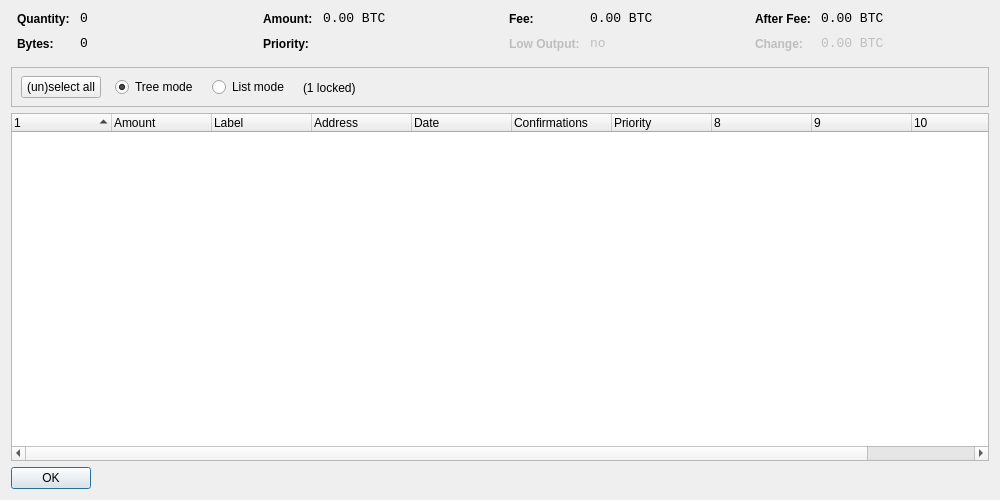
This is src/qt/forms/coincontroldialog.ui in rilcoin-project/rilcoin as Qt 5 draws it before an edit. The edited form follows.
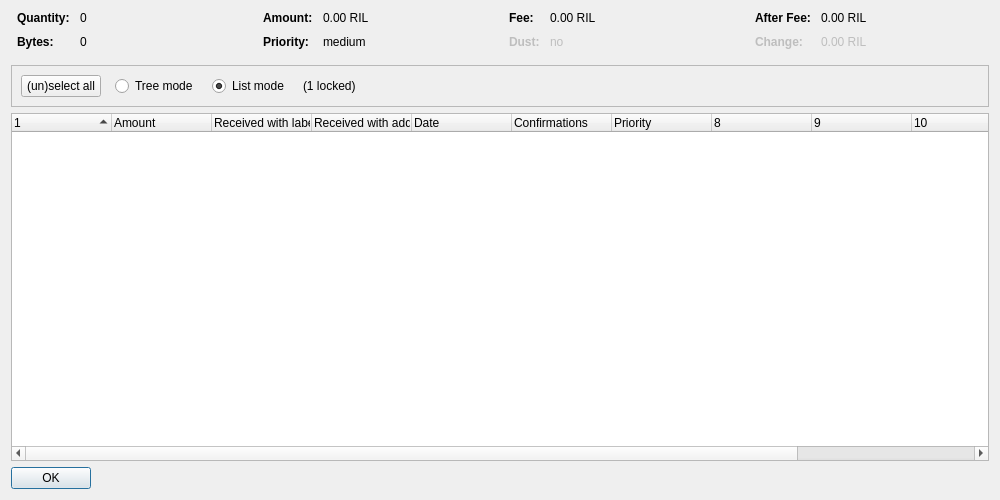
This is the edited form. Custom widgets are drawn as their Qt base class.

```diff
--- a/src/qt/forms/coincontroldialog.ui
+++ b/src/qt/forms/coincontroldialog.ui
@@ -38,8 +38,11 @@
        </property>
        <item row="0" column="0">
         <widget class="QLabel" name="labelCoinControlQuantityText">
-         <property name="styleSheet">
-          <string notr="true">font-weight:bold;</string>
+         <property name="font">
+          <font>
+           <weight>75</weight>
+           <bold>true</bold>
+          </font>
          </property>
          <property name="text">
           <string>Quantity:</string>
@@ -48,12 +51,6 @@
        </item>
        <item row="0" column="1">
         <widget class="QLabel" name="labelCoinControlQuantity">
-         <property name="font">
-          <font>
-           <family>Monospace</family>
-           <pointsize>10</pointsize>
-          </font>
-         </property>
          <property name="cursor">
           <cursorShape>IBeamCursor</cursorShape>
          </property>
@@ -70,8 +67,11 @@
        </item>
        <item row="1" column="0">
         <widget class="QLabel" name="labelCoinControlBytesText">
-         <property name="styleSheet">
-          <string notr="true">font-weight:bold;</string>
+         <property name="font">
+          <font>
+           <weight>75</weight>
+           <bold>true</bold>
+          </font>
          </property>
          <property name="text">
           <string>Bytes:</string>
@@ -80,12 +80,6 @@
        </item>
        <item row="1" column="1">
         <widget class="QLabel" name="labelCoinControlBytes">
-         <property name="font">
-          <font>
-           <family>Monospace</family>
-           <pointsize>10</pointsize>
-          </font>
-         </property>
          <property name="cursor">
           <cursorShape>IBeamCursor</cursorShape>
          </property>
@@ -118,8 +112,11 @@
        </property>
        <item row="0" column="0">
         <widget class="QLabel" name="labelCoinControlAmountText">
-         <property name="styleSheet">
-          <string notr="true">font-weight:bold;</string>
+         <property name="font">
+          <font>
+           <weight>75</weight>
+           <bold>true</bold>
+          </font>
          </property>
          <property name="text">
           <string>Amount:</string>
@@ -128,12 +125,6 @@
        </item>
        <item row="0" column="1">
         <widget class="QLabel" name="labelCoinControlAmount">
-         <property name="font">
-          <font>
-           <family>Monospace</family>
-           <pointsize>10</pointsize>
-          </font>
-         </property>
          <property name="cursor">
           <cursorShape>IBeamCursor</cursorShape>
          </property>
@@ -141,7 +132,7 @@
           <enum>Qt::ActionsContextMenu</enum>
          </property>
          <property name="text">
-          <string notr="true">0.00 BTC</string>
+          <string notr="true">0.00 RIL</string>
          </property>
          <property name="textInteractionFlags">
           <set>Qt::LinksAccessibleByMouse|Qt::TextSelectableByKeyboard|Qt::TextSelectableByMouse</set>
@@ -150,8 +141,11 @@
        </item>
        <item row="1" column="0">
         <widget class="QLabel" name="labelCoinControlPriorityText">
-         <property name="styleSheet">
-          <string notr="true">font-weight:bold;</string>
+         <property name="font">
+          <font>
+           <weight>75</weight>
+           <bold>true</bold>
+          </font>
          </property>
          <property name="text">
           <string>Priority:</string>
@@ -160,12 +154,6 @@
        </item>
        <item row="1" column="1">
         <widget class="QLabel" name="labelCoinControlPriority">
-         <property name="font">
-          <font>
-           <family>Monospace</family>
-           <pointsize>10</pointsize>
-          </font>
-         </property>
          <property name="cursor">
           <cursorShape>IBeamCursor</cursorShape>
          </property>
@@ -173,7 +161,7 @@
           <enum>Qt::ActionsContextMenu</enum>
          </property>
          <property name="text">
-          <string/>
+          <string notr="true">medium</string>
          </property>
          <property name="textInteractionFlags">
           <set>Qt::LinksAccessibleByMouse|Qt::TextSelectableByKeyboard|Qt::TextSelectableByMouse</set>
@@ -198,8 +186,11 @@
        </property>
        <item row="0" column="0">
         <widget class="QLabel" name="labelCoinControlFeeText">
-         <property name="styleSheet">
-          <string notr="true">font-weight:bold;</string>
+         <property name="font">
+          <font>
+           <weight>75</weight>
+           <bold>true</bold>
+          </font>
          </property>
          <property name="text">
           <string>Fee:</string>
@@ -208,12 +199,6 @@
        </item>
        <item row="0" column="1">
         <widget class="QLabel" name="labelCoinControlFee">
-         <property name="font">
-          <font>
-           <family>Monospace</family>
-           <pointsize>10</pointsize>
-          </font>
-         </property>
          <property name="cursor">
           <cursorShape>IBeamCursor</cursorShape>
          </property>
@@ -221,7 +206,7 @@
           <enum>Qt::ActionsContextMenu</enum>
          </property>
          <property name="text">
-          <string notr="true">0.00 BTC</string>
+          <string notr="true">0.00 RIL</string>
          </property>
          <property name="textInteractionFlags">
           <set>Qt::LinksAccessibleByMouse|Qt::TextSelectableByKeyboard|Qt::TextSelectableByMouse</set>
@@ -233,11 +218,14 @@
          <property name="enabled">
           <bool>false</bool>
          </property>
-         <property name="styleSheet">
-          <string notr="true">font-weight:bold;</string>
+         <property name="font">
+          <font>
+           <weight>75</weight>
+           <bold>true</bold>
+          </font>
          </property>
          <property name="text">
-          <string>Low Output:</string>
+          <string>Dust:</string>
          </property>
         </widget>
        </item>
@@ -246,12 +234,6 @@
          <property name="enabled">
           <bool>false</bool>
          </property>
-         <property name="font">
-          <font>
-           <family>Monospace</family>
-           <pointsize>10</pointsize>
-          </font>
-         </property>
          <property name="cursor">
           <cursorShape>IBeamCursor</cursorShape>
          </property>
@@ -284,8 +266,11 @@
        </property>
        <item row="0" column="0">
         <widget class="QLabel" name="labelCoinControlAfterFeeText">
-         <property name="styleSheet">
-          <string notr="true">font-weight:bold;</string>
+         <property name="font">
+          <font>
+           <weight>75</weight>
+           <bold>true</bold>
+          </font>
          </property>
          <property name="text">
           <string>After Fee:</string>
@@ -294,12 +279,6 @@
        </item>
        <item row="0" column="1">
         <widget class="QLabel" name="labelCoinControlAfterFee">
-         <property name="font">
-          <font>
-           <family>Monospace</family>
-           <pointsize>10</pointsize>
-          </font>
-         </property>
          <property name="cursor">
           <cursorShape>IBeamCursor</cursorShape>
          </property>
@@ -307,7 +286,7 @@
           <enum>Qt::ActionsContextMenu</enum>
          </property>
          <property name="text">
-          <string notr="true">0.00 BTC</string>
+          <string notr="true">0.00 RIL</string>
          </property>
          <property name="textInteractionFlags">
           <set>Qt::LinksAccessibleByMouse|Qt::TextSelectableByKeyboard|Qt::TextSelectableByMouse</set>
@@ -319,8 +298,11 @@
          <property name="enabled">
           <bool>false</bool>
          </property>
-         <property name="styleSheet">
-          <string notr="true">font-weight:bold;</string>
+         <property name="font">
+          <font>
+           <weight>75</weight>
+           <bold>true</bold>
+          </font>
          </property>
          <property name="text">
           <string>Change:</string>
@@ -332,12 +314,6 @@
          <property name="enabled">
           <bool>false</bool>
          </property>
-         <property name="font">
-          <font>
-           <family>Monospace</family>
-           <pointsize>10</pointsize>
-          </font>
-         </property>
          <property name="cursor">
           <cursorShape>IBeamCursor</cursorShape>
          </property>
@@ -345,7 +321,7 @@
           <enum>Qt::ActionsContextMenu</enum>
          </property>
          <property name="text">
-          <string notr="true">0.00 BTC</string>
+          <string notr="true">0.00 RIL</string>
          </property>
          <property name="textInteractionFlags">
           <set>Qt::LinksAccessibleByMouse|Qt::TextSelectableByKeyboard|Qt::TextSelectableByMouse</set>
@@ -370,15 +346,8 @@
      <property name="frameShadow">
       <enum>QFrame::Sunken</enum>
      </property>
-     <widget class="QWidget" name="horizontalLayoutWidget">
-      <property name="geometry">
-       <rect>
-        <x>10</x>
-        <y>0</y>
-        <width>781</width>
-        <height>41</height>
-       </rect>
-      </property>
+     <layout class="QHBoxLayout" name="horizontalLayout">
+      <item>
       <layout class="QHBoxLayout" name="horizontalLayoutPanel" stretch="0,0,0,0,0">
        <property name="spacing">
         <number>14</number>
@@ -394,6 +363,9 @@
          <property name="text">
           <string>(un)select all</string>
          </property>
+          <property name="autoDefault">
+           <bool>false</bool>
+          </property>
         </widget>
        </item>
        <item>
@@ -407,9 +379,6 @@
          <property name="text">
           <string>Tree mode</string>
          </property>
-         <property name="checked">
-          <bool>true</bool>
-         </property>
         </widget>
        </item>
        <item>
@@ -423,6 +392,9 @@
          <property name="text">
           <string>List mode</string>
          </property>
+          <property name="checked">
+           <bool>true</bool>
+          </property>
         </widget>
        </item>
        <item>
@@ -446,7 +418,8 @@
         </spacer>
        </item>
       </layout>
-     </widget>
+      </item>
+     </layout>
     </widget>
    </item>
    <item>
@@ -458,7 +431,7 @@
       <bool>false</bool>
      </property>
      <property name="columnCount">
-      <number>11</number>
+      <number>12</number>
      </property>
      <attribute name="headerShowSortIndicator" stdset="0">
       <bool>true</bool>
@@ -478,12 +451,12 @@
      </column>
      <column>
       <property name="text">
-       <string notr="true">Label</string>
+       <string>Received with label</string>
       </property>
      </column>
      <column>
       <property name="text">
-       <string>Address</string>
+       <string>Received with address</string>
       </property>
      </column>
      <column>
@@ -524,6 +497,11 @@
        <string/>
       </property>
      </column>
+     <column>
+      <property name="text">
+       <string/>
+      </property>
+     </column>
     </widget>
    </item>
    <item>
```
Left out of the diff: 6 changed lines with no effect on the pictures. Lines whose indentation alone changed are shown as unchanged.
